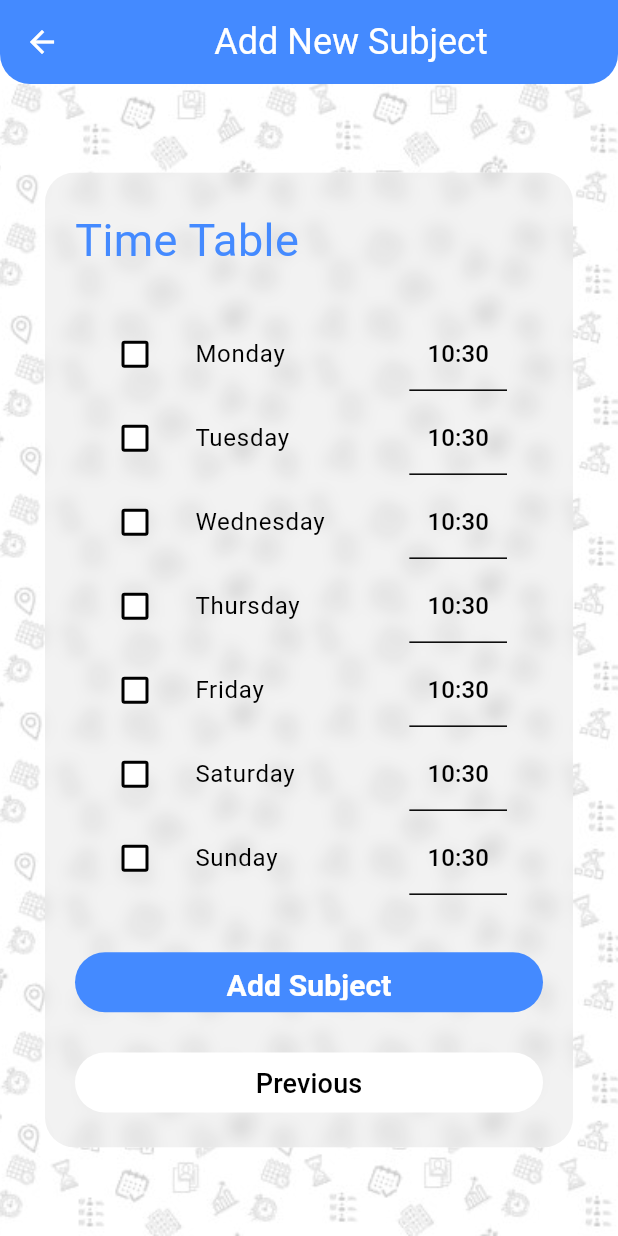
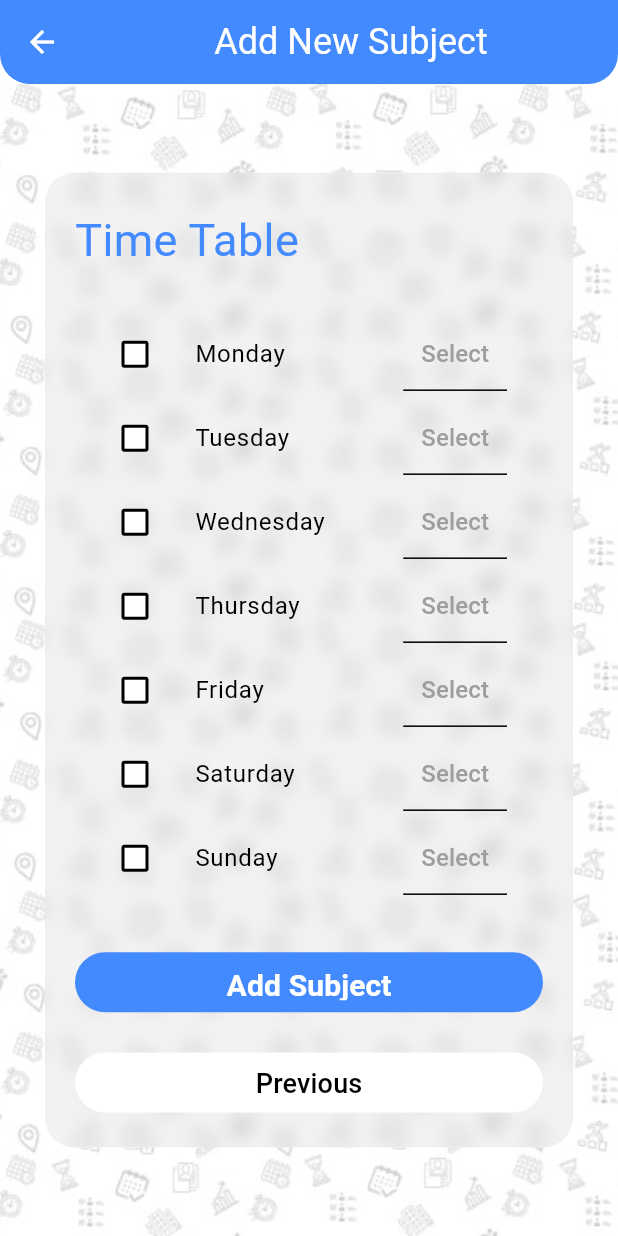
Before and after one commit to aar9av/AttendEase, a Flutter app: the AddSubject2 screen opened directly with empty values, on a phone screen of 412 x 824 dp. Run offline on Flutter 3.47's test engine with Material 3 defaults, Android fonts, the phone set to English and light mode, and no system bars; drawn by our look-alikes of blurrycontainer; our stand-ins replace cloud_firestore, firebase_auth, firebase_core, google_sign_in, table_calendar; accounts and stored records are empty.

Commit message:
Subject Listview Done

```diff
--- a/lib/Widgets/Add and Edit Subject/AddSubject2.dart
+++ b/lib/Widgets/Add and Edit Subject/AddSubject2.dart
@@ -2,7 +2,6 @@ import 'package:attend_easy/Functionalities/Add%20Data/Add%20Subject.dart';
 import 'package:blurrycontainer/blurrycontainer.dart';
 import 'package:flutter/material.dart';
 import '../Background.dart';
-
 
 class AddSubject2 extends StatefulWidget {
   final subjectName;
@@ -24,7 +23,18 @@ class AddSubject2 extends StatefulWidget {
   State<AddSubject2> createState() => _AddSubject2State();
 }
 
+class TimeSlot {
+  bool isChecked;
+  TimeOfDay time;
+
+  TimeSlot({required this.isChecked, required this.time});
+}
+
 class _AddSubject2State extends State<AddSubject2> {
+  List<TimeSlot> timeSlots = List.generate(
+    7,
+        (index) => TimeSlot(isChecked: false, time: TimeOfDay.now()),
+  );
 
   Color getColor(Set<MaterialState> states) {
     return Colors.white;
@@ -32,9 +42,6 @@ class _AddSubject2State extends State<AddSubject2> {
 
   @override
   Widget build(BuildContext context) {
-
-    List<TimeOfDay> time = List.filled(7, TimeOfDay.now());
-    List<bool> isChecked = List.filled(7, false);
     List<String> days = ["Monday", "Tuesday", "Wednesday", "Thursday", "Friday", "Saturday", "Sunday"];
 
     return Scaffold(
@@ -75,22 +82,23 @@ class _AddSubject2State extends State<AddSubject2> {
                         child: ListView.separated(
                           itemCount: 7,
                           separatorBuilder: (context, index) => const SizedBox(height: 0),
-                          itemBuilder: (context, index){
+                          itemBuilder: (context, index) {
                             return ListTile(
                               leading: Checkbox(
                                 checkColor: Theme.of(context).primaryColor,
                                 fillColor: MaterialStateProperty.resolveWith(getColor),
-                                value: isChecked[index],
+                                value: timeSlots[index].isChecked,
                                 onChanged: (bool? value) {
                                   setState(() {
-                                    isChecked[index] = value!;
+                                    timeSlots[index].isChecked = value!;
                                   });
                                 },
                               ),
                               title: Text(
                                 days[index],
-                                style: const TextStyle(
+                                style: TextStyle(
                                   fontSize: 16,
+                                  fontWeight: timeSlots[index].isChecked ? FontWeight.bold : FontWeight.normal,
                                 ),
                               ),
                               trailing: Container(
@@ -99,23 +107,27 @@ class _AddSubject2State extends State<AddSubject2> {
                                   border: Border(bottom: BorderSide(color: Colors.black),),
                                 ),
                                 child: TextButton(
-                                  onPressed: () async{
+                                  onPressed: () async {
+                                    if (timeSlots[index].isChecked) {
                                       final TimeOfDay? inputTime = await showTimePicker(
                                         context: context,
-                                      initialTime: time[index],
+                                        initialTime: timeSlots[index].time,
                                         initialEntryMode: TimePickerEntryMode.dial,
                                       );
-                                    if(inputTime != null){
+                                      if (inputTime != null) {
                                         setState(() {
-                                        time[index] = inputTime;
+                                          timeSlots[index].time = inputTime;
                                         });
+                                      }
                                     }
                                   },
                                   child: Text(
-                                    "${time[index].hour}:${time[index].minute}",
-                                    style: const TextStyle(
+                                    timeSlots[index].isChecked
+                                        ? "${timeSlots[index].time.hour}:${timeSlots[index].time.minute}"
+                                        : 'Select',
+                                    style: TextStyle(
                                       fontSize: 16,
-                                      color: Colors.black,
+                                      color: timeSlots[index].isChecked ? Colors.black : Colors.grey,
                                     ),
                                   ),
                                 ),
@@ -135,14 +147,15 @@ class _AddSubject2State extends State<AddSubject2> {
                           borderRadius: BorderRadius.circular(20),
                         ),
                         child: TextButton(
-                          onPressed: (){
+                          onPressed: () {
                             AddSubject.addSubject(
                               context,
                               widget.subjectName,
                               widget.subjectCode,
                               widget.subjectCoordinator,
                               widget.minAttendancePercent,
-                                widget.subjectLocation
+                              widget.subjectLocation,
+                              timeSlots,
                             );
                           },
                           child: const Text(
@@ -166,7 +179,7 @@ class _AddSubject2State extends State<AddSubject2> {
                           borderRadius: BorderRadius.circular(20),
                         ),
                         child: TextButton(
-                          onPressed: (){
+                          onPressed: () {
                             Navigator.pop(context);
                           },
                           child: const Text(
```
Also changed, not shown: lib/Functionalities/Add Data/Add Subject.dart (+17 -3 lines), lib/Functionalities/Retrieve Data/UserSubjects.dart (added, +20 -0 lines), lib/Widgets/Dashboard/SubjectsListview.dart (+27 -24 lines). Lines whose indentation alone changed are shown as unchanged.
